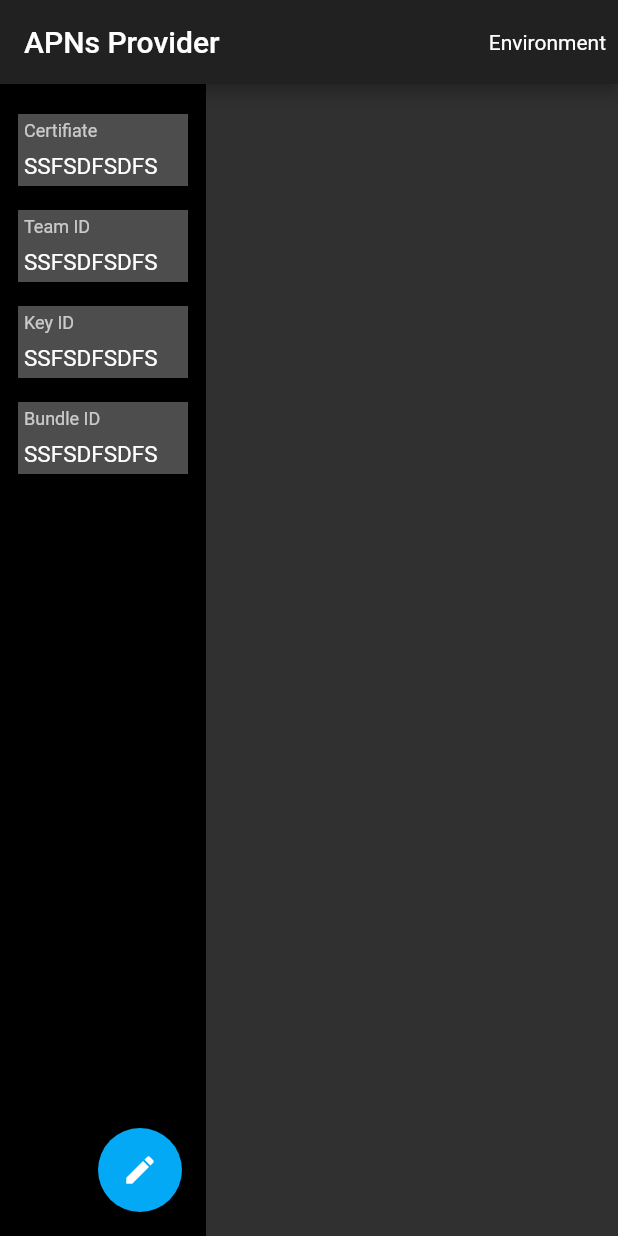
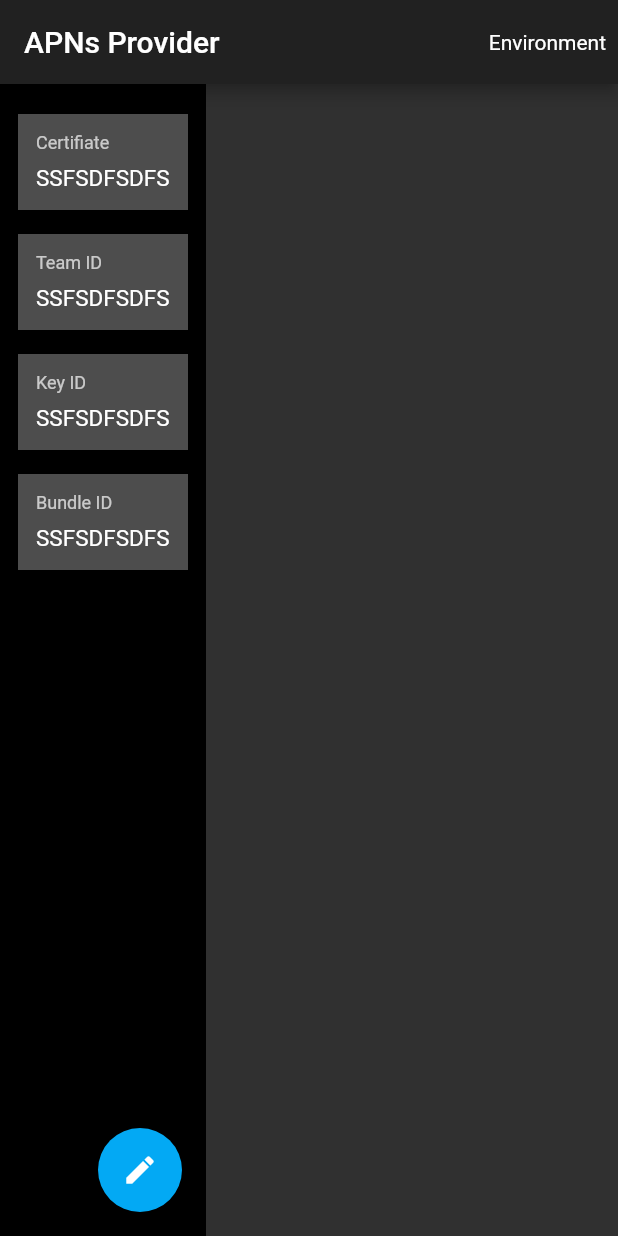
Before and after one commit to Arror/APNs, a Flutter app: the screen it shows after launch, on a phone screen of 412 x 824 dp. Run offline on Flutter 3.47's test engine with Material 2 defaults, Android fonts, the phone set to English and light mode, and no system bars.

Commit message:
Fix padding

```diff
--- a/flutter/apns/lib/app/app.dart
+++ b/flutter/apns/lib/app/app.dart
@@ -196,7 +196,7 @@ class TitleValueWidget extends StatelessWidget {
           crossAxisAlignment: CrossAxisAlignment.start,
           children: <Widget>[
             Padding(
-              padding: EdgeInsets.all(4.0),
+              padding: EdgeInsets.only(left: 12.0, top: 12.0, right: 12.0, bottom: 4.0),
               child: Text(
                 this.title,
                 overflow: TextOverflow.ellipsis,
@@ -208,7 +208,7 @@ class TitleValueWidget extends StatelessWidget {
               ),
             ),
             Padding(
-              padding: EdgeInsets.all(4.0),
+              padding: EdgeInsets.only(left: 12.0, top: 4.0, right: 12.0, bottom: 12.0),
               child: Text(
                 this.value,
                 overflow: TextOverflow.ellipsis,
```
